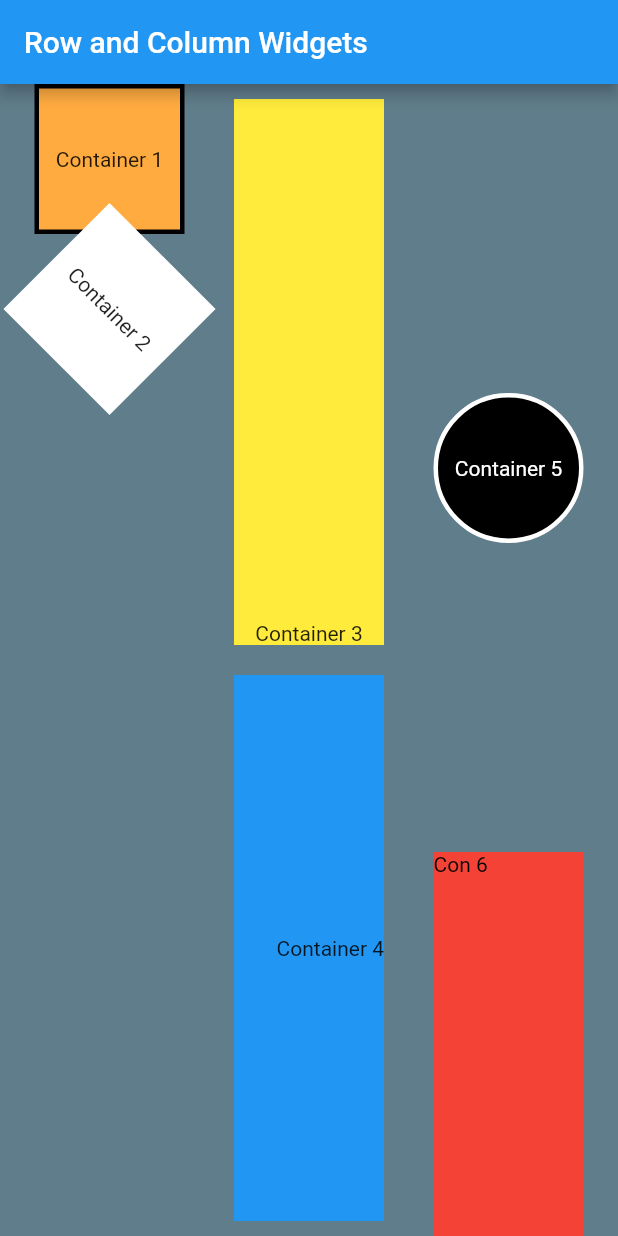
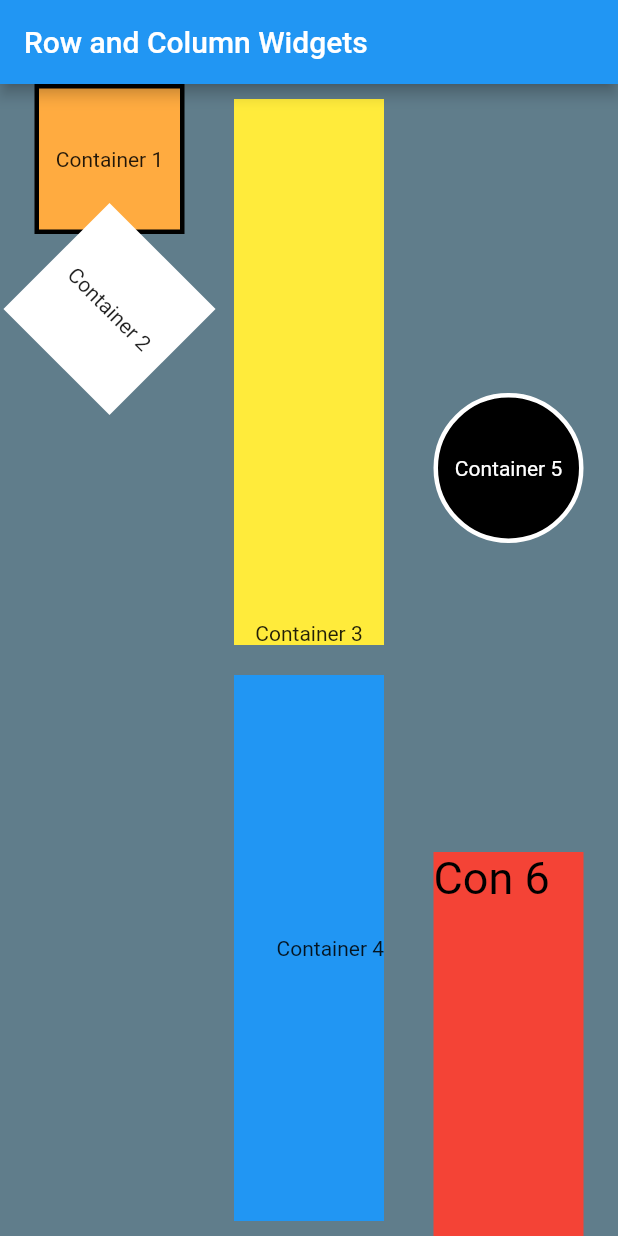
Before and after one commit to delrosariod/FlutterApp01_DanielDelRosario, a Flutter app: the screen it shows after launch, on a phone screen of 412 x 824 dp. Run offline on Flutter 3.47's test engine with Material 2 defaults, Android fonts, the phone set to English and light mode, and no system bars.

Commit message:
Completed Container 6

```diff
--- a/lib/main.dart
+++ b/lib/main.dart
@@ -117,7 +117,9 @@ class MyApp extends StatelessWidget {
                       child: Align(
                         alignment: Alignment.topLeft,
                         child: Text('Con 6',
-                            style: TextStyle(color: Colors.black)),
+                            style: TextStyle(
+                                color: Colors.black,
+                                fontSize: 30)),
                       ),
                     )),
               ],
```
